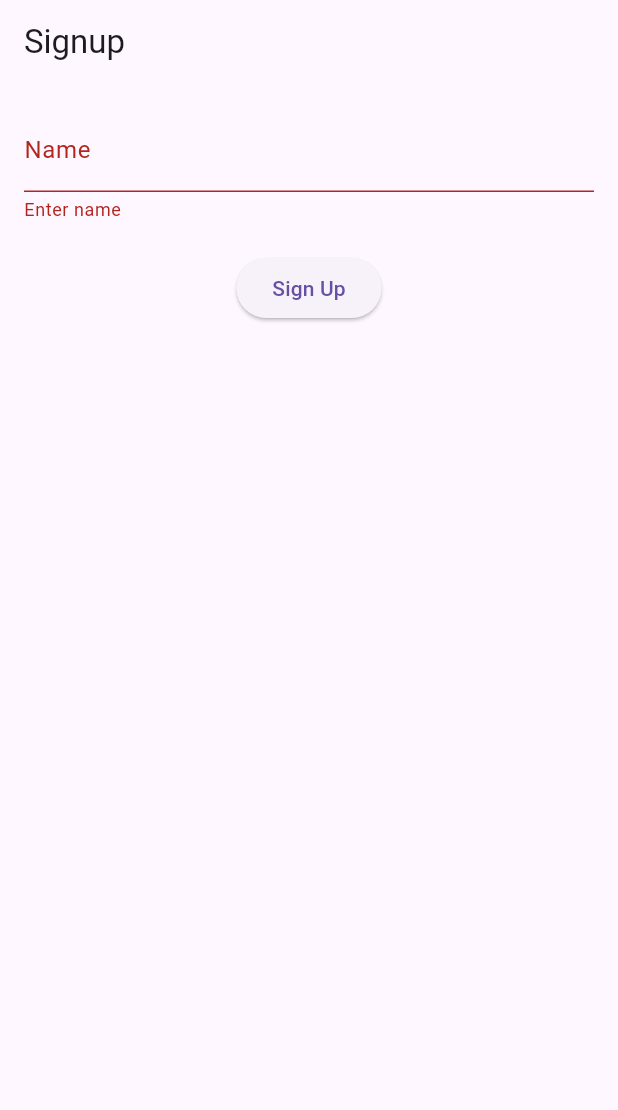
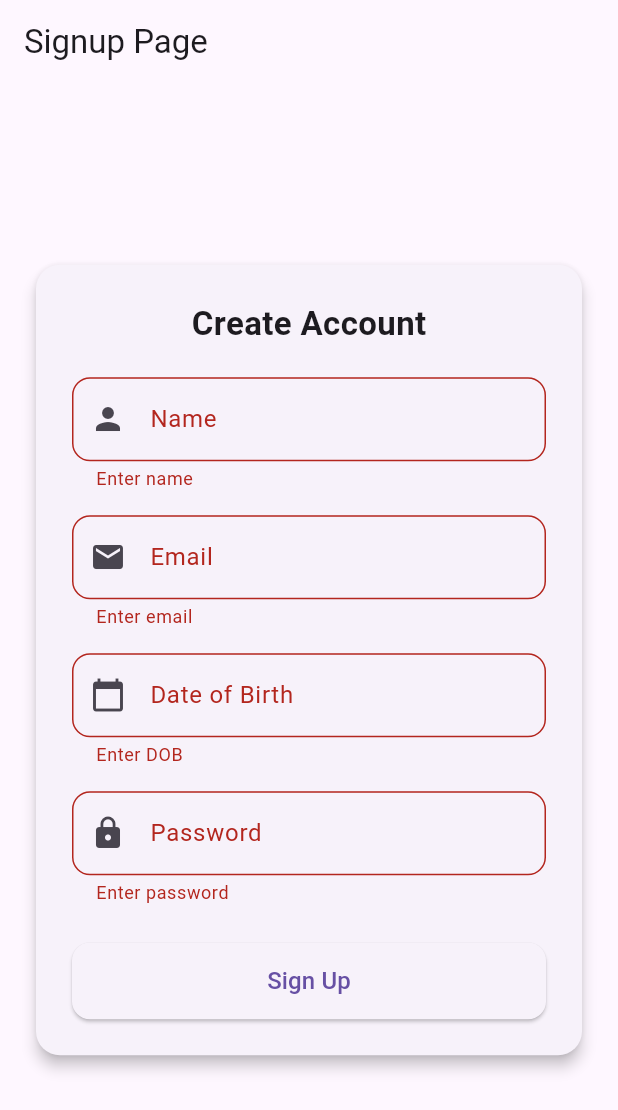
Before and after one commit to sricharan8462/Form-Input-Validation, a Flutter app: the screen it shows after launch, after a tap on "Sign Up", on a phone screen of 412 x 824 dp. Shown: the top 1110 px of the screen. Run offline on Flutter 3.47's test engine with Material 3 defaults, Android fonts, the phone set to English and light mode, and no system bars.

Commit message:
Enhanced UI (Card Layout, Rounded Fields, Icons)

```diff
--- a/lib/main.dart
+++ b/lib/main.dart
@@ -1,14 +1,19 @@
 import 'package:flutter/material.dart';
 
-void main() => runApp(const SignupApp());
+void main() {
+  runApp(const SignupApp());
+}
 
 class SignupApp extends StatelessWidget {
   const SignupApp({super.key});
 
   @override
   Widget build(BuildContext context) {
-    return const MaterialApp(
-      home: SignupPage(),
+    return MaterialApp(
+      title: 'Signup Page',
+      debugShowCheckedModeBanner: false,
+      theme: ThemeData(primarySwatch: Colors.indigo),
+      home: const SignupPage(),
     );
   }
 }
@@ -22,30 +27,48 @@
 
 class _SignupPageState extends State<SignupPage> {
   final _formKey = GlobalKey<FormState>();
+  final _dobController = TextEditingController();
+
   String name = '';
+  String email = '';
+  String password = '';
+  String dob = '';
 
   @override
-  Widget build(BuildContext context) {
-    return Scaffold(
-      appBar: AppBar(title: const Text('Signup')),
-      body: Padding(
-        padding: const EdgeInsets.all(16.0),
-        child: Form(
-          key: _formKey,
-          child: Column(
-            children: [
-              TextFormField(
-                decoration: const InputDecoration(labelText: 'Name'),
-                onSaved: (value) => name = value!,
-                validator: (value) =>
-                    value == null || value.isEmpty ? 'Enter name' : null,
+  void dispose() {
+    _dobController.dispose();
+    super.dispose();
+  }
+
+  Future<void> _selectDOB(BuildContext context) async {
+    final picked = await showDatePicker(
+      context: context,
+      initialDate: DateTime(2000),
+      firstDate: DateTime(1900),
+      lastDate: DateTime.now(),
+    );
+
+    if (picked != null) {
+      dob = "${picked.month}/${picked.day}/${picked.year}";
+      _dobController.text = dob;
+    }
+  }
+
+  InputDecoration _inputStyle(String label, IconData icon) {
+    return InputDecoration(
+      labelText: label,
+      prefixIcon: Icon(icon),
+      border: OutlineInputBorder(
+        borderRadius: BorderRadius.circular(12),
       ),
-              // (email, dob, password...) same as before
-              const SizedBox(height: 20),
-              ElevatedButton(
-                onPressed: () {
+      contentPadding: const EdgeInsets.symmetric(horizontal: 12, vertical: 16),
+    );
+  }
+
+  void _submitForm() {
     if (_formKey.currentState!.validate()) {
       _formKey.currentState!.save();
+
       Navigator.push(
         context,
         MaterialPageRoute(
@@ -53,10 +76,92 @@
         ),
       );
     }
+  }
+
+  @override
+  Widget build(BuildContext context) {
+    return Scaffold(
+      appBar: AppBar(title: const Text("Signup Page")),
+      body: Center(
+        child: SingleChildScrollView(
+          padding: const EdgeInsets.all(20),
+          child: Card(
+            shape: RoundedRectangleBorder(borderRadius: BorderRadius.circular(16)),
+            elevation: 4,
+            child: Padding(
+              padding: const EdgeInsets.all(24.0),
+              child: Form(
+                key: _formKey,
+                child: Column(
+                  children: [
+                    const Text(
+                      'Create Account',
+                      style: TextStyle(fontSize: 22, fontWeight: FontWeight.bold),
+                    ),
+                    const SizedBox(height: 20),
+                    // Name
+                    TextFormField(
+                      decoration: _inputStyle('Name', Icons.person),
+                      validator: (value) =>
+                          value == null || value.isEmpty ? 'Enter name' : null,
+                      onSaved: (value) => name = value!,
+                    ),
+                    const SizedBox(height: 16),
+                    // Email
+                    TextFormField(
+                      decoration: _inputStyle('Email', Icons.email),
+                      validator: (value) {
+                        if (value == null || value.isEmpty) return 'Enter email';
+                        final regex = RegExp(r'^[\w\.-]+@[\w\.-]+\.\w{2,4}$');
+                        if (!regex.hasMatch(value)) return 'Invalid email format';
+                        return null;
                       },
-                child: const Text('Sign Up'),
+                      onSaved: (value) => email = value!,
+                    ),
+                    const SizedBox(height: 16),
+                    // DOB
+                    TextFormField(
+                      controller: _dobController,
+                      readOnly: true,
+                      onTap: () => _selectDOB(context),
+                      decoration: _inputStyle('Date of Birth', Icons.calendar_today),
+                      validator: (value) =>
+                          value == null || value.isEmpty ? 'Enter DOB' : null,
+                    ),
+                    const SizedBox(height: 16),
+                    // Password
+                    TextFormField(
+                      obscureText: true,
+                      decoration: _inputStyle('Password', Icons.lock),
+                      validator: (value) {
+                        if (value == null || value.isEmpty) return 'Enter password';
+                        if (value.length < 8) return 'Minimum 8 characters';
+                        if (!RegExp(r'[A-Za-z]').hasMatch(value) ||
+                            !RegExp(r'[0-9]').hasMatch(value)) {
+                          return 'Include letters and numbers';
+                        }
+                        return null;
+                      },
+                      onSaved: (value) => password = value!,
+                    ),
+                    const SizedBox(height: 25),
+                    SizedBox(
+                      width: double.infinity,
+                      child: ElevatedButton(
+                        onPressed: _submitForm,
+                        style: ElevatedButton.styleFrom(
+                          padding: const EdgeInsets.symmetric(vertical: 14),
+                          shape: RoundedRectangleBorder(
+                            borderRadius: BorderRadius.circular(12),
+                          ),
+                        ),
+                        child: const Text('Sign Up', style: TextStyle(fontSize: 16)),
+                      ),
                     )
                   ],
+                ),
+              ),
+            ),
           ),
         ),
       ),
@@ -71,8 +176,13 @@
   @override
   Widget build(BuildContext context) {
     return Scaffold(
-      appBar: AppBar(title: const Text('Confirmation')),
-      body: Center(child: Text('Welcome, $name!')),
+      appBar: AppBar(title: const Text("Welcome")),
+      body: Center(
+        child: Text(
+          'Welcome, $name!',
+          style: const TextStyle(fontSize: 24),
+        ),
+      ),
     );
   }
 }
```
Lines whose indentation alone changed are shown as unchanged.
